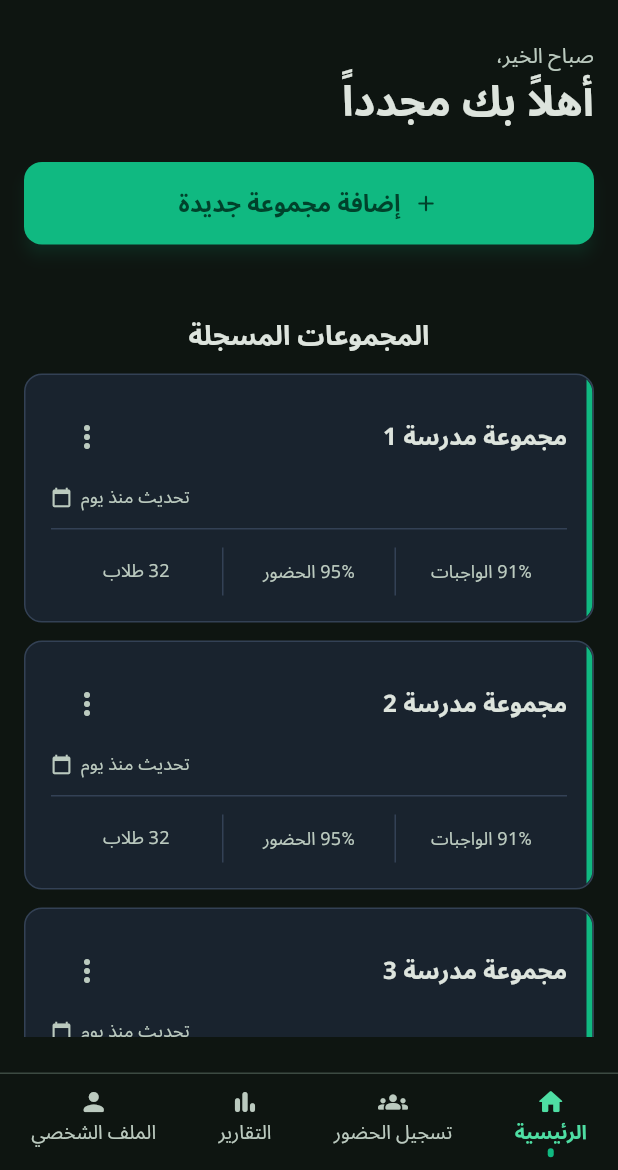
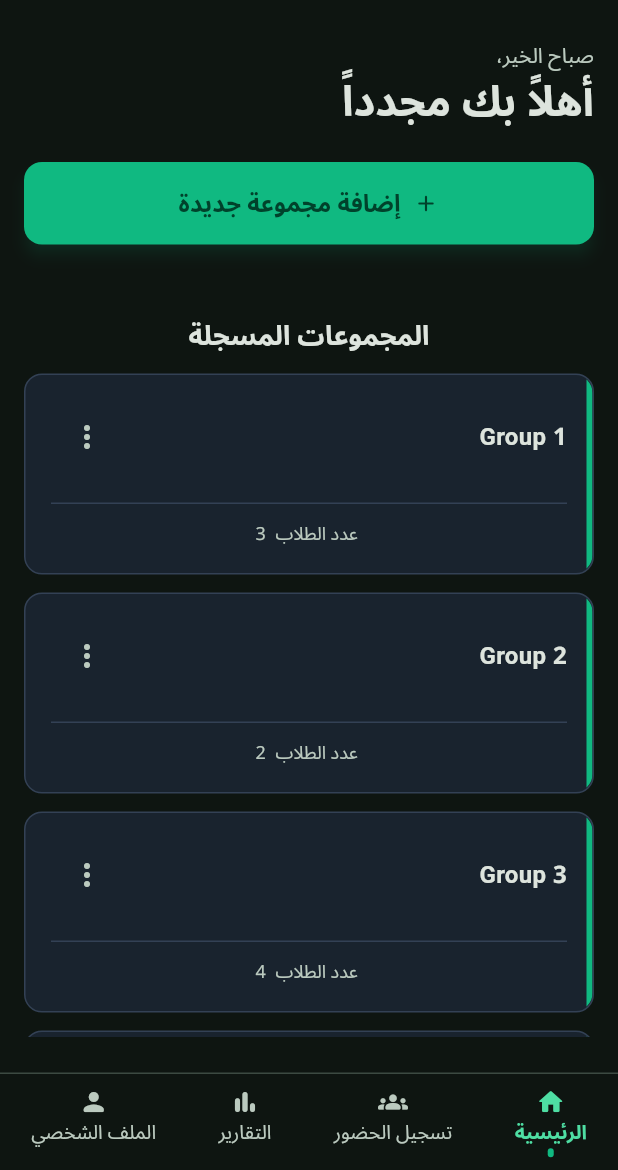
Before and after one commit to muller-ashraf/Sajilni, a Flutter app: the screen it shows after launch, in the side drawer, after a tap on "إضافة مجموعة جديدة", on a phone screen of 412 x 824 dp, the part 66-1236 px from its top. Run offline on Flutter 3.47's test engine with Material 3 defaults, Android fonts, the phone set to English and light mode, and no system bars; our stand-ins replace google_fonts.

Commit message:
refactor and edit register screen

```diff
--- /dev/null
+++ b/lib/data/group_data_model.dart
@@ -0,0 +1,51 @@
+import 'package:sajilni/data/student_data_model.dart';
+
+class GroupData {
+  final String groupName;
+  final List<StudentData> student;
+
+  GroupData({required this.groupName, required this.student});
+}
+
+final List<GroupData> groupsTest = [
+  GroupData(
+    groupName: 'Group 1',
+    student: [
+      StudentData(name: 'مولر أشرف', id: 'ST001' , cityName: 'القاهرة'),
+      StudentData(name: 'أحمد محمد', id: 'ST002'  , cityName: 'القاهرة'),
+      StudentData(name: 'مريم سامي', id: 'ST003'  , cityName: 'القاهرة'),
+    ],
+  ),
+  GroupData(
+    groupName: 'Group 2',
+    student: [
+      StudentData(name: 'يوسف عادل', id: 'ST004' , cityName: 'مشطا'),
+      StudentData(name: 'سارة خالد', id: 'ST005', cityName: 'مشطا'),
+    ],
+  ),
+  GroupData(
+    groupName: 'Group 3',
+    student: [
+      StudentData(name: 'محمد طارق', id: 'ST006' , cityName: 'القاهرة'),
+      StudentData(name: 'ريم أحمد', id: 'ST007' , cityName: 'القاهرة'),
+      StudentData(name: 'كريم حسن', id: 'ST008' , cityName: 'القاهرة'),
+      StudentData(name: 'منة الله', id: 'ST009' , cityName: 'القاهرة'),
+    ],
+  ),
+  GroupData(
+    groupName: 'Group 4',
+    student: [StudentData(name: 'مينا فادي', id: 'ST010', cityName: 'القاهرة')],
+  ),
+  GroupData(
+    groupName: 'Group 5',
+    student: [
+      StudentData(name: 'بيتر جرجس', id: 'ST011', cityName: 'القاهرة'),
+      StudentData(name: 'نادر سمير', id: 'ST012', cityName: 'القاهرة'),
+    ],
+  ),
+  GroupData(groupName: 'Group 6', student: []),
+  GroupData(groupName: 'Group 7', student: []),
+  GroupData(groupName: 'Group 8', student: []),
+  GroupData(groupName: 'Group 9', student: []),
+  GroupData(groupName: 'Group 10', student: []),
+];
--- a/lib/data/student_data_model.dart
+++ b/lib/data/student_data_model.dart
@@ -1,8 +1,9 @@
 
 class StudentData {
-  StudentData(this.name, this.id);
+  StudentData({required this.name,required this.id , required this.cityName,this.present= false , this.homeworkDone =false});
   final String name;
   final String id;
-  bool present = true;
-  bool homeworkDone = true;
+  final String cityName;
+   bool present ;
+   bool homeworkDone = false ;
 }
--- a/lib/screens/attendance_screen.dart
+++ b/lib/screens/attendance_screen.dart
@@ -1,9 +1,10 @@
 import 'package:flutter/material.dart';
-import 'package:sajilni/data/student_data_model.dart';
+import 'package:sajilni/data/group_data_model.dart';
 import 'package:sajilni/screens/main_shell.dart';
 import 'package:sajilni/theme/app_colors.dart';
 import 'package:sajilni/widgets/app_drawer.dart';
 import 'package:sajilni/widgets/data_card.dart';
+import 'package:sajilni/widgets/pop_menu_buttom.dart';
 import 'package:sajilni/widgets/primary_buttom.dart';
 import 'package:sajilni/widgets/student_attendance_card.dart';
 
@@ -15,56 +16,57 @@ class AttendanceScreen extends StatefulWidget {
 }
 
 class _AttendanceScreenState extends State<AttendanceScreen> {
-  final _students = [
-    StudentData('أليكس جونسون', '#STU-9402'),
-    StudentData('سارة محمد', '#STU-9403'),
-    StudentData('عمر حسن', '#STU-9404'),
-    StudentData('ليلى أحمد', '#STU-9405'),
-  ];
+  GroupData? selectedGroup;
 
   @override
   Widget build(BuildContext context) {
     return ScreenScaffold(
-      title: 'إدارة التعليم',
+      title: 'الحضور والغياب',
       drawerStyle: DrawerStyle.attendance,
       drawerActiveIndex: 1,
       floatingAction: PrimaryButton(
         color: Colors.blue,
-        label: 'إرسال سجل اليوم',
+        label: 'حفظ سجل اليوم',
         icon: Icons.send_rounded,
         onPressed: () {},
       ),
       body: ListView(
         padding: const EdgeInsets.fromLTRB(16, 12, 16, 0),
         children: [
+          PopMenuButton(
+            groups: groupsTest,
+            onChanged: (group) => setState(() => selectedGroup = group),
+          ),
+          const SizedBox(height: 16),
           DateCard(),
           const SizedBox(height: 16),
           // leave search after end with api
-          TextField(
-            textAlign: TextAlign.right,
-            decoration: InputDecoration(
-              hintText: 'ابحث عن اسم الطالب...',
-              hintStyle: const TextStyle(color: AppColors.textMuted),
-              filled: true,
-              fillColor: AppColors.cardSolid,
-              prefixIcon: const Icon(
-                Icons.search,
-                color: AppColors.textSecondary,
-              ),
-              border: OutlineInputBorder(
-                borderRadius: BorderRadius.circular(8),
-                borderSide: const BorderSide(color: AppColors.border),
-              ),
-              enabledBorder: OutlineInputBorder(
-                borderRadius: BorderRadius.circular(8),
-                borderSide: const BorderSide(color: AppColors.border),
-              ),
-            ),
-          ),
+          // TextField(
+          //   textAlign: TextAlign.right,
+          //   decoration: InputDecoration(
+          //     hintText: 'ابحث عن اسم الطالب...',
+          //     hintStyle: const TextStyle(color: AppColors.textMuted),
+          //     filled: true,
+          //     fillColor: AppColors.cardSolid,
+          //     prefixIcon: const Icon(
+          //       Icons.search,
+          //       color: AppColors.textSecondary,
+          //     ),
+          //     border: OutlineInputBorder(
+          //       borderRadius: BorderRadius.circular(8),
+          //       borderSide: const BorderSide(color: AppColors.border),
+          //     ),
+          //     enabledBorder: OutlineInputBorder(
+          //       borderRadius: BorderRadius.circular(8),
+          //       borderSide: const BorderSide(color: AppColors.border),
+          //     ),
+          //   ),
+          // ),
           const SizedBox(height: 20),
+          if (selectedGroup != null) ...[
             Center(
               child: Text(
-              'مجموعة المدرسة أ',
+                selectedGroup!.groupName,
                 style: TextStyle(
                   color: AppColors.primaryLight,
                   fontWeight: FontWeight.bold,
@@ -73,12 +75,12 @@ class _AttendanceScreenState extends State<AttendanceScreen> {
               ),
             ),
             Text(
-            '٢٤ طالب مسجلون',
+              '${selectedGroup!.student.length}  مسجلون',
               style: TextStyle(color: AppColors.textSecondary, fontSize: 15),
             ),
             const SizedBox(height: 16),
-          ...List.generate(_students.length, (index) {
-            final student = _students[index];
+            ...List.generate(selectedGroup!.student.length, (index) {
+              final student = selectedGroup!.student[index];
               return Padding(
                 padding: const EdgeInsets.only(bottom: 12),
                 child: StudentAttendanceCard(
@@ -88,6 +90,7 @@ class _AttendanceScreenState extends State<AttendanceScreen> {
               );
             }),
           ],
+        ],
       ),
     );
   }
--- a/lib/screens/home_screen.dart
+++ b/lib/screens/home_screen.dart
@@ -1,4 +1,5 @@
 import 'package:flutter/material.dart';
+import 'package:sajilni/data/group_data_model.dart';
 import 'package:sajilni/screens/main_shell.dart';
 import 'package:sajilni/theme/app_colors.dart';
 import 'package:sajilni/widgets/app_drawer.dart';
@@ -56,7 +57,7 @@ class HomeScreen extends StatelessWidget {
               color: AppColors.primary,
               icon: Icons.add_rounded,
               onPressed: () {
-                showDialogMethod(context);
+                showDialogMethod(context, title: 'اضافة مجموعة جديدة', content: 'ادخل اسم المجموعة');
               },
             ),
             const SizedBox(height: 24),
@@ -76,14 +77,10 @@ class HomeScreen extends StatelessWidget {
               shrinkWrap: true,
               physics: const NeverScrollableScrollPhysics(),
               separatorBuilder: (context, index) => const SizedBox(height: 12),
-              itemCount: 5,
+              itemCount: groupsTest.length,
               itemBuilder: (context, index) {
                 return GroupCard(
-                  name: 'مجموعة مدرسة ${index + 1}',
-                  updated: 'تحديث منذ يوم',
-                  students: '32 طلاب',
-                  attendance: '95% الحضور',
-                  homework: '91% الواجبات',
+                 group: groupsTest[index],
                 );
               },
             ),
--- a/lib/widgets/group_card_home_screen_item.dart
+++ b/lib/widgets/group_card_home_screen_item.dart
@@ -1,30 +1,25 @@
 import 'package:flutter/material.dart';
+import 'package:sajilni/data/group_data_model.dart';
 import 'package:sajilni/screens/group_detailes_screen.dart';
 import 'package:sajilni/theme/app_colors.dart';
 import 'package:sajilni/widgets/glass_card.dart';
 
 class GroupCard extends StatelessWidget {
-  const GroupCard({
-    super.key,
-    required this.name,
-    required this.updated,
-    required this.students,
-    required this.attendance,
-    required this.homework,
-  });
+  const GroupCard({super.key, required this.group});
 
-  final String name;
-  final String updated;
-  final String students;
-  final String attendance;
-  final String homework;
+  final GroupData group;
 
   @override
   Widget build(BuildContext context) {
     return GestureDetector(
       onTap: () => Navigator.push(
         context,
-        MaterialPageRoute(builder: (context) => const GroupDetailesScreen()),
+        MaterialPageRoute(
+          builder: (context) => GroupDetailesScreen(
+            groupName: group.groupName,
+            studentData: group.student,
+          ),
+        ),
       ),
       child: GlassCard(
         accentBorder: AppColors.primary,
@@ -36,7 +31,7 @@ class GroupCard extends StatelessWidget {
               mainAxisAlignment: MainAxisAlignment.spaceBetween,
               children: [
                 Text(
-                  name,
+                  group.groupName,
                   style: const TextStyle(
                     fontWeight: FontWeight.bold,
                     fontSize: 16,
@@ -50,7 +45,9 @@ class GroupCard extends StatelessWidget {
                   onSelected: (value) async {
                     switch (value) {
                       case 'edit':
-                        final controller = TextEditingController(text: name);
+                        final controller = TextEditingController(
+                          text: group.groupName,
+                        );
 
                         final newName = await showDialog<String>(
                           context: context,
@@ -87,7 +84,6 @@ class GroupCard extends StatelessWidget {
                           // استدعاء الـ API أو الـ Cubit
                           print(newName);
                         }
-
 
                         break;
 
@@ -143,35 +139,13 @@ class GroupCard extends StatelessWidget {
                 ),
               ],
             ),
-            const SizedBox(height: 8),
-            Row(
-              mainAxisAlignment: MainAxisAlignment.end,
-              children: [
-                Text(
-                  updated,
-                  style: const TextStyle(
-                    color: AppColors.textSecondary,
-                    fontSize: 12,
-                  ),
-                ),
-                const SizedBox(width: 6),
-                const Icon(
-                  Icons.calendar_today,
-                  size: 14,
-                  color: AppColors.textSecondary,
-                ),
-              ],
-            ),
-            const SizedBox(height: 12),
+
+            const SizedBox(height: 20),
             const Divider(color: AppColors.borderMuted, height: 1),
             const SizedBox(height: 12),
             Row(
               children: [
-                Expanded(child: _MetricCell(homework)),
-                _divider(),
-                Expanded(child: _MetricCell(attendance)),
-                _divider(),
-                Expanded(child: _MetricCell(students)),
+                Expanded(child: _MetricCell(group.student.length.toString())),
               ],
             ),
           ],
@@ -179,9 +153,6 @@ class GroupCard extends StatelessWidget {
       ),
     );
   }
-
-  Widget _divider() =>
-      Container(width: 1, height: 32, color: AppColors.borderMuted);
 }
 
 class _MetricCell extends StatelessWidget {
@@ -191,7 +162,7 @@ class _MetricCell extends StatelessWidget {
   @override
   Widget build(BuildContext context) {
     return Text(
-      text,
+      " عدد الطلاب  $text",
       textAlign: TextAlign.center,
       style: const TextStyle(color: AppColors.textSecondary, fontSize: 12),
     );
--- /dev/null
+++ b/lib/widgets/pop_menu_buttom.dart
@@ -0,0 +1,91 @@
+import 'package:flutter/material.dart';
+import 'package:sajilni/data/group_data_model.dart';
+import 'package:sajilni/theme/app_colors.dart';
+import 'package:sajilni/widgets/glass_card.dart';
+
+class PopMenuButton extends StatefulWidget {
+  const PopMenuButton({
+    super.key,
+    required this.groups,
+    required this.onChanged,
+  });
+
+  final List<GroupData> groups;
+  final ValueChanged<GroupData> onChanged;
+
+  @override
+  State<PopMenuButton> createState() => _PopMenuButtonState();
+}
+
+class _PopMenuButtonState extends State<PopMenuButton> {
+  GroupData? selectedGroup;
+
+  @override
+  Widget build(BuildContext context) {
+    return PopupMenuButton<GroupData>(
+      onSelected: (group) {
+        setState(() {
+          selectedGroup = group;
+        });
+        widget.onChanged(group);
+      },
+      color: AppColors.cardSolid,
+      elevation: 8,
+      shape: RoundedRectangleBorder(borderRadius: BorderRadius.circular(16)),
+      itemBuilder: (context) {
+        return widget.groups.map((group) {
+          return PopupMenuItem<GroupData>(
+            value: group,
+            height: 48,
+            child: Row(
+              children: [
+                const Icon(
+                  Icons.groups_rounded,
+                  size: 20,
+                  color: AppColors.primary,
+                ),
+                const SizedBox(width: 10),
+                Text(
+                  group.groupName,
+                  style: const TextStyle(
+                    fontSize: 15,
+                    fontWeight: FontWeight.w500,
+                  ),
+                ),
+              ],
+            ),
+          );
+        }).toList();
+      },
+      child: GlassCard(
+        child: SizedBox(
+          height: 50,
+          child: Stack(
+            alignment: Alignment.center,
+            children: [
+              Center(
+                child: Text(
+                  selectedGroup?.groupName ?? "اختار اسم المجموعة",
+                  style: TextStyle(
+                    color: selectedGroup == null
+                        ? AppColors.textSecondary
+                        : AppColors.textPrimary,
+                    fontSize: 15,
+                    fontWeight: FontWeight.w600,
+                  ),
+                ),
+              ),
+              const Align(
+                alignment: Alignment.centerRight,
+                child: Padding(
+                  padding: EdgeInsets.only(right: 12),
+                  child: Icon(Icons.keyboard_arrow_down_rounded),
+                ),
+              ),
+            ],
+          ),
+        ),
+      ),
+    );
+  }
+}
--- a/lib/widgets/show_dialog_method.dart
+++ b/lib/widgets/show_dialog_method.dart
@@ -1,7 +1,7 @@
 
   import 'package:flutter/material.dart';
 
-Future<dynamic> showDialogMethod(BuildContext context) {
+Future<dynamic> showDialogMethod(BuildContext context , {required String title , required String content}) {
     return showDialog(
                 context: context,
                 builder: (context) {
@@ -9,11 +9,11 @@ Future<dynamic> showDialogMethod(BuildContext context) {
                     shape: RoundedRectangleBorder(
                       borderRadius: BorderRadius.circular(20),
                     ),
-                    title: const Text("إضافة مجموعة"),
+                    title:  Text(title),
 
                     content: TextField(
                       decoration: InputDecoration(
-                        hintText: "اسم المجموعة",
+                        hintText: content,
                         border: OutlineInputBorder(
                           borderRadius: BorderRadius.circular(12),
                         ),
--- a/lib/widgets/student_attendance_card.dart
+++ b/lib/widgets/student_attendance_card.dart
@@ -35,8 +35,11 @@ class StudentAttendanceCard extends StatelessWidget {
                   children: [
                     Text(
                       student.name,
+                      style: const TextStyle(
+                        fontWeight: FontWeight.bold,
+                        fontSize: 17,
+                      ),
                       textAlign: TextAlign.right,
-                      style: const TextStyle(fontWeight: FontWeight.bold),
                     ),
                   ],
                 ),
```
Also changed, not shown: lib/screens/group_detailes_screen.dart (+46 -31 lines). Lines whose indentation alone changed are shown as unchanged.
